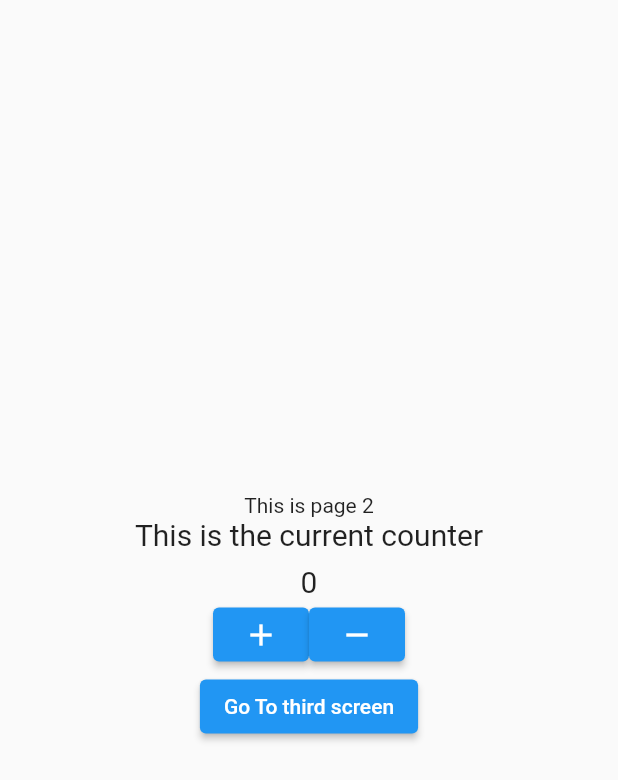
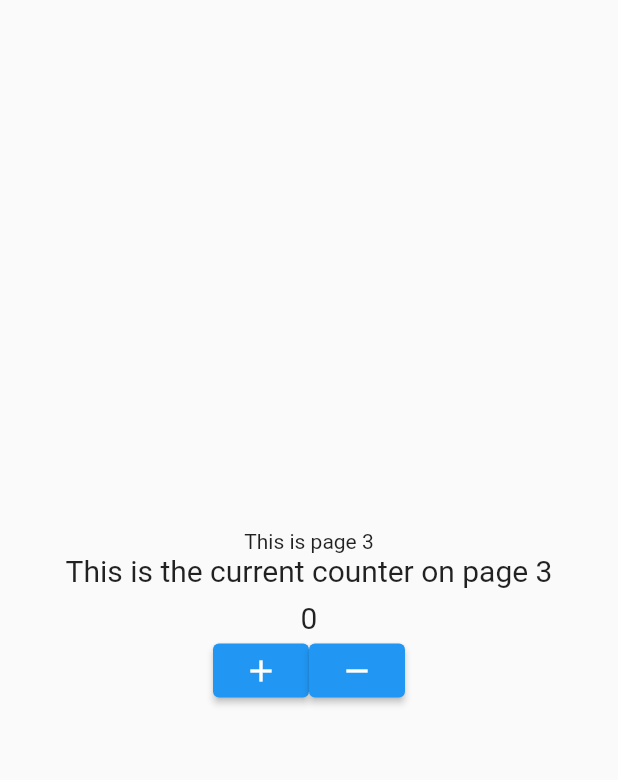
Before and after one commit to ahmadexe/Flutter-Bloc-Begginers-Guide, a Flutter app: the SecondScreen screen opened directly, after a tap on the "add" icon, after a tap on the "remove" icon, after a tap on "Go To third screen", on a phone screen of 412 x 824 dp. Shown: the top 780 px of the screen. Run offline on Flutter 3.47's test engine with Material 2 defaults, Android fonts, the phone set to English and light mode, and no system bars; our stand-ins replace bloc, flutter_bloc, get.

Commit message:
Navigation bug sorted

```diff
--- a/lib/screens/home_screen.dart
+++ b/lib/screens/home_screen.dart
@@ -65,11 +65,12 @@ class _HomeScreenState extends State<HomeScreen> {
             ),
             ElevatedButton(
                 onPressed: () {
+                  Navigator.of(context).push(
                   MaterialPageRoute(
                       builder: (_) => BlocProvider.value(
                             value: BlocProvider.of<CounterCubit>(context),
                             child: const SecondScreen(),
-                          ));
+                          )));
                 },
                 child: const Text("Get to Screen 2")),
           ],
--- a/lib/screens/second_screen.dart
+++ b/lib/screens/second_screen.dart
@@ -65,12 +65,13 @@ class _SecondScreenState extends State<SecondScreen> {
             ElevatedButton(
                 onPressed: () {
                   print("Work");
+                  Navigator.of(context).push(
                   MaterialPageRoute(builder:  (_2) =>
                     BlocProvider.value(
                       value: BlocProvider.of<CounterCubit>(context),
                       child: const ThirdScreen(),
                     )
-                  );
+                  ));
                   print("Worked");
 
                 },
--- a/lib/screens/third_screen.dart
+++ b/lib/screens/third_screen.dart
@@ -1,7 +1,10 @@
 import 'package:bloc_tutorial/cubit/counter_cubit.dart';
+import 'package:bloc_tutorial/screens/home_screen.dart';
+import 'package:bloc_tutorial/screens/third_screen.dart';
 import 'package:flutter/foundation.dart';
 import 'package:flutter/material.dart';
 import 'package:flutter_bloc/flutter_bloc.dart';
+import 'package:get/get.dart';
 
 class ThirdScreen extends StatefulWidget {
   const ThirdScreen({super.key});
@@ -14,7 +17,54 @@ class _ThirdScreenState extends State<ThirdScreen> {
   @override
   Widget build(BuildContext context) {
     return Scaffold(
-      body: Text("DSfassafdfdsa"),
-      );
+      body: Center(
+        child: Column(
+          mainAxisAlignment: MainAxisAlignment.center,
+          crossAxisAlignment: CrossAxisAlignment.center,
+          children: [
+            const Text("This is page 3"),
+            const Text(
+              "This is the current counter on page 3",
+              style: TextStyle(fontSize: 20),
+            ),
+            const SizedBox(
+              height: 8,
+            ),
+            BlocConsumer<CounterCubit, CounterState>(
+              listener: (context, state) {
+                if (state.myBoolean) {
+                  if (kDebugMode) {
+                    print('My boolean is true hence this is executed');
+                  }
+                } else {
+                  if (kDebugMode) {
+                    print('My boolean is false hence this is executed');
+                  }
+                }
+              },
+              builder: (context, state) {
+                return Text(state.counterValue.toString(),
+                    style: const TextStyle(fontSize: 20));
+              },
+            ),
+            Row(
+              mainAxisAlignment: MainAxisAlignment.center,
+              children: [
+                ElevatedButton(
+                    onPressed: () {
+                      BlocProvider.of<CounterCubit>(context).increment();
+                    },
+                    child: const Icon(Icons.add)),
+                ElevatedButton(
+                    onPressed: () {
+                      BlocProvider.of<CounterCubit>(context).decrement();
+                    },
+                    child: const Icon(Icons.remove))
+              ],
+            ),
+          ],
+        ),
+      ),
+    );
   }
 }
```
